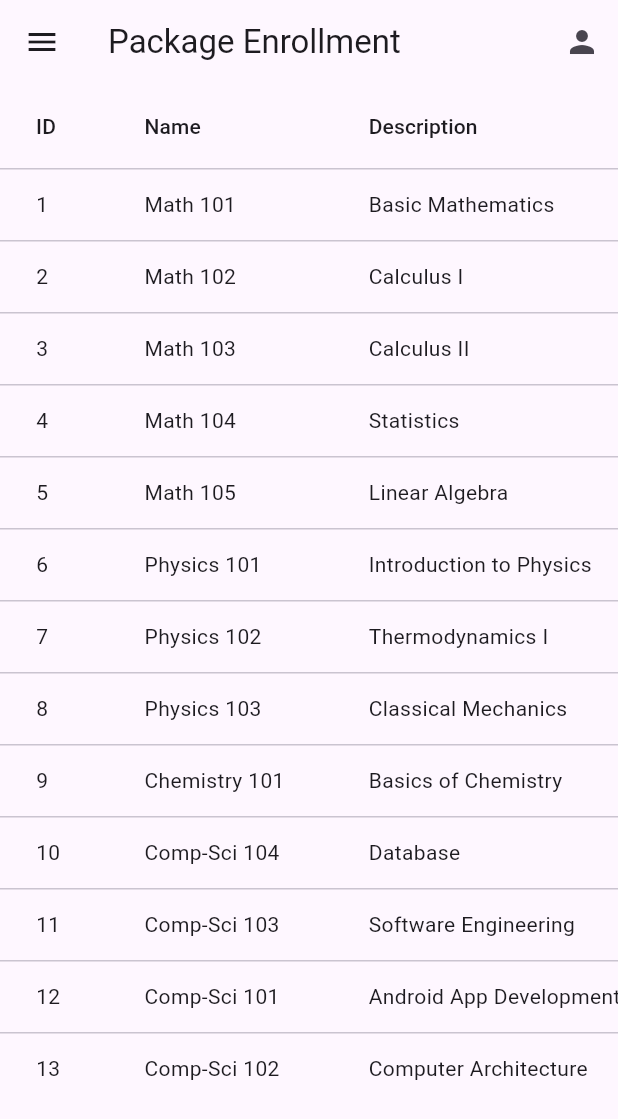
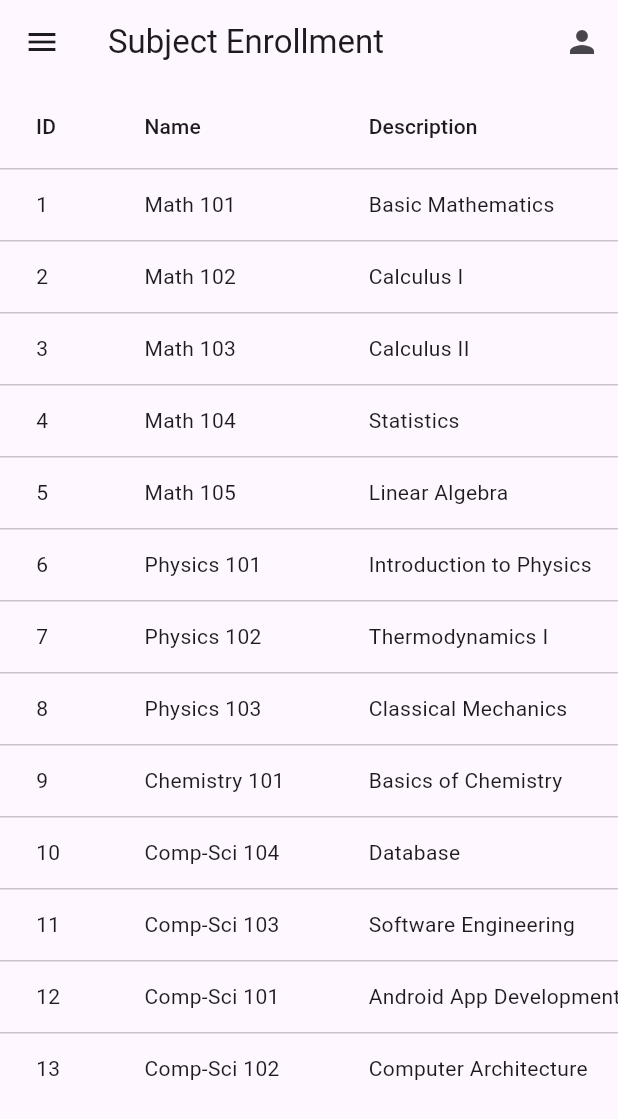
Before and after one commit to Deuterrr/WMPFinal, a Flutter app: the SubjectsScreen screen opened by its route, on a phone screen of 412 x 824 dp. Shown: the top 1119 px of the screen. Run offline on Flutter 3.47's test engine with Material 3 defaults, Android fonts, the phone set to English and light mode, and no system bars; our stand-ins replace sqflite; accounts and stored records are empty.

```diff
--- a/lib/subjects_screen.dart
+++ b/lib/subjects_screen.dart
@@ -96,7 +96,7 @@ class _SubjectsScreenState extends State<SubjectsScreen> {
   @override
   Widget build(BuildContext context) {
     return Scaffold(
-      appBar: CustomAppBar(title: 'Package Enrollment'),
+      appBar: CustomAppBar(title: 'Subject Enrollment'),
       drawer: Drawer(
         child: ListView(
           padding: EdgeInsets.zero,
```
Also changed, not shown: documentation/EditProfile.jpg (added), documentation/LoginPage.jpg (added), documentation/MyEnrollmentPage.jpg (added), documentation/RegisterPage.jpg (added), documentation/SubjectEnrollmentPage.jpg (added), 1 other file.
